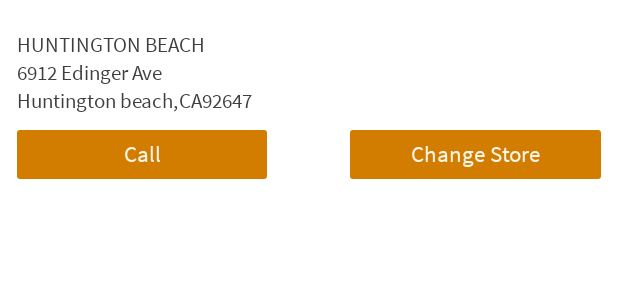
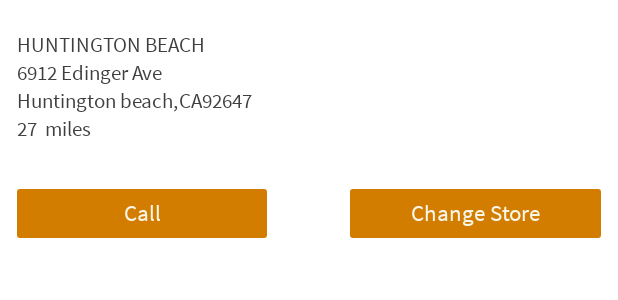
Before and after one commit to alex3-clearbridge/droid-settings, an Android app: the layout fragment_account.xml on its own in the app's theme, with its tools: preview values and no code run, on a phone screen of 412 x 824 dp. Shown: the top 300 px of the screen. Run offline under Robolectric (Android 15) with nearby library versions, the phone set to English and light mode, and no system bars.

Commit message:
Fixed typos. Add distance to the store.

```diff
--- a/app/src/main/java/com/livingspaces/proshopper/data/Store.java
+++ b/app/src/main/java/com/livingspaces/proshopper/data/Store.java
@@ -21,7 +21,7 @@ public class Store {
     private String latitude;
     @SerializedName("longitude")
     private String longitude;
-    @SerializedName("distance")
+    @SerializedName("actualDistance")
     private String distance;
 
     public String currDist;
--- a/app/src/main/res/layout/dialog_barcode.xml
+++ b/app/src/main/res/layout/dialog_barcode.xml
@@ -14,7 +14,7 @@
         android:layout_height="wrap_content"
         app:font="light"
         style="@style/DialogMainTxt"
-        android:text="Enter a 5 digit product ID or a 20 digit barcode."
+        android:text="Enter a product ID or a 20 digit barcode."
         android:layout_marginBottom="15dp"/>
 
     <com.livingspaces.proshopper.views.EditTextKeyCB
--- a/app/src/main/res/layout/fragment_account.xml
+++ b/app/src/main/res/layout/fragment_account.xml
@@ -58,7 +58,6 @@
             android:layout_width="wrap_content"
             android:layout_height="wrap_content"
             android:layout_below="@+id/tv_storeaddress_accountfrag"
-            android:layout_marginBottom="20.7dp"
             android:text="Huntington beach,"
             android:textSize="14sp"
             android:textColor="@color/MainLog_txt"/>
@@ -83,12 +82,34 @@
             android:textSize="14sp"
             android:textColor="@color/MainLog_txt"/>
 
+        <com.livingspaces.proshopper.views.LSTextView
+            android:id="@+id/tv_storedistance_accountfrag"
+            android:layout_width="wrap_content"
+            android:layout_height="wrap_content"
+            android:layout_below="@+id/tv_storecity_accountfrag"
+            android:layout_marginBottom="20.7dp"
+            android:text="27"
+            android:textSize="14sp"
+            android:textColor="@color/MainLog_txt"/>
+
+        <com.livingspaces.proshopper.views.LSTextView
+            android:id="@+id/tv_storedistanceUnit_accountfrag"
+            android:layout_width="wrap_content"
+            android:layout_height="wrap_content"
+            android:layout_toRightOf="@+id/tv_storedistance_accountfrag"
+            android:layout_alignBaseline="@+id/tv_storedistance_accountfrag"
+            android:layout_marginLeft="5dp"
+            android:layout_marginBottom="20.7dp"
+            android:text="miles"
+            android:textSize="14sp"
+            android:textColor="@color/MainLog_txt"/>
+
         <LinearLayout
             android:layout_width="match_parent"
             android:layout_height="wrap_content"
             android:layout_marginRight="11.5dp"
             android:orientation="horizontal"
-            android:layout_below="@id/tv_storestate_accountfrag"
+            android:layout_below="@id/tv_storedistance_accountfrag"
             android:layout_marginTop="10dp">
 
             <com.livingspaces.proshopper.views.LSTextView
--- a/app/src/main/res/layout/fragment_settings.xml
+++ b/app/src/main/res/layout/fragment_settings.xml
@@ -89,7 +89,7 @@
             android:layout_marginLeft="24.5dp"
             android:layout_alignParentLeft="true"
             android:layout_centerVertical="true"
-            android:text="About out Ads"
+            android:text="About our Ads"
             android:textSize="15sp"
             android:textColor="@color/MainLog_txt"/>
 
```
Also changed, not shown: app/src/main/java/com/livingspaces/proshopper/adapters/StoreDialogAdapter.java (+7 -1 lines), app/src/main/java/com/livingspaces/proshopper/fragments/AccountFrag.java (+6 -1 lines), app/src/main/java/com/livingspaces/proshopper/utilities/Global.java (+7 -2 lines), app/src/main/res/layout/item_store_dialog.xml (+22 -1 lines).
